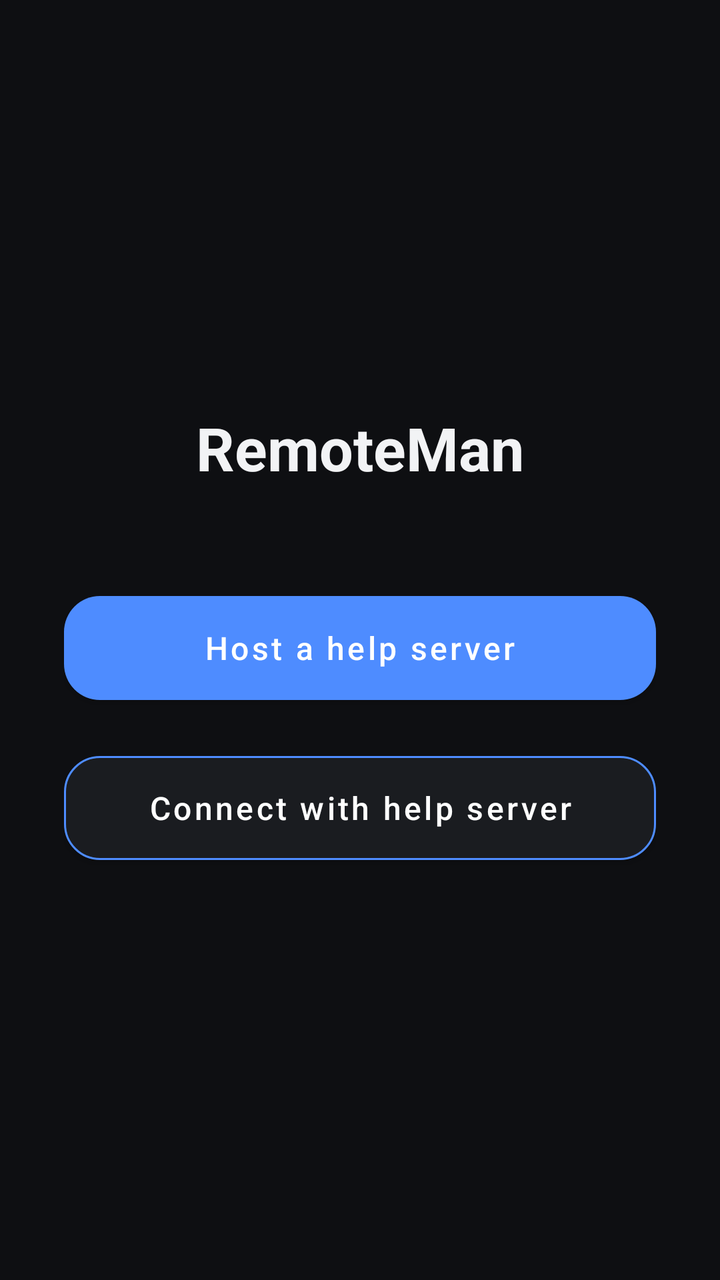
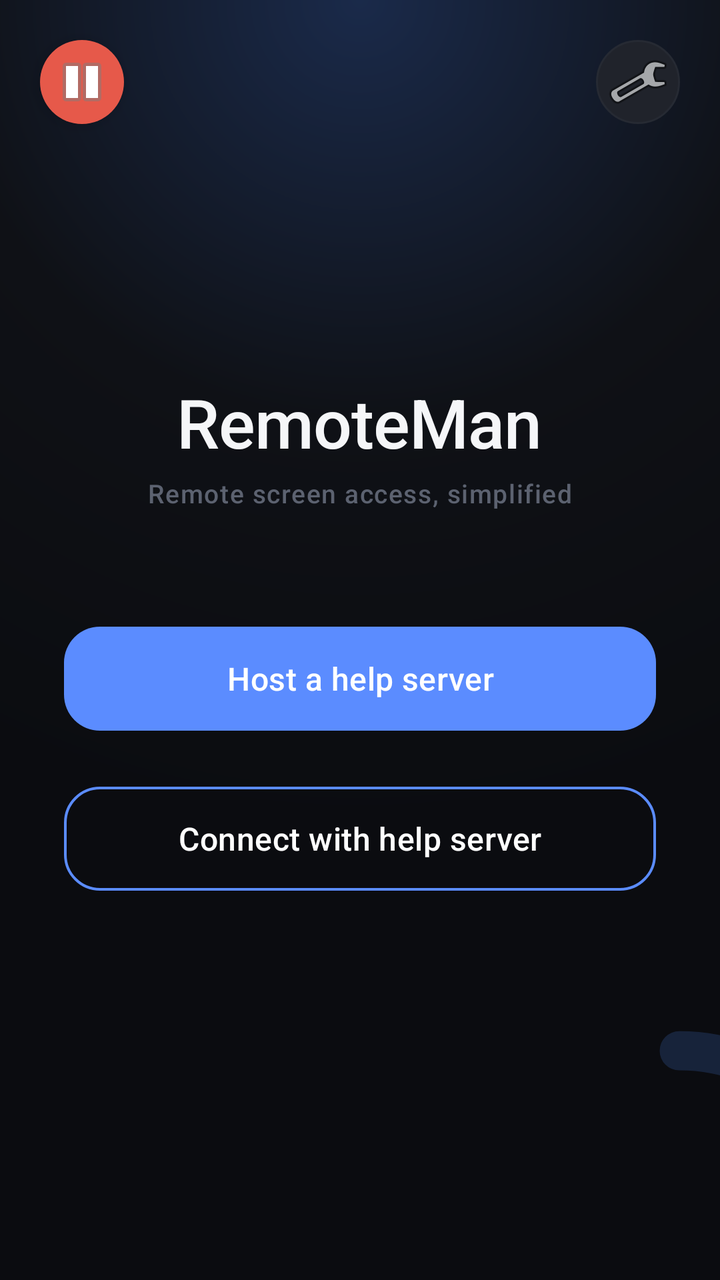

Compare the two renders of this Android layout. The source of the first and the diff that turns it into the second are given below.
<!-- AndroidManifest.xml: application theme Theme.RemoteMan -->
<!-- res/layout/activity_role_select.xml -->
<?xml version="1.0" encoding="utf-8"?>
<LinearLayout xmlns:android="http://schemas.android.com/apk/res/android"
    xmlns:app="http://schemas.android.com/apk/res-auto"
    android:layout_width="match_parent"
    android:layout_height="match_parent"
    android:orientation="vertical"
    android:gravity="center"
    android:background="@color/background"
    android:padding="32dp">

    <TextView
        android:layout_width="wrap_content"
        android:layout_height="wrap_content"
        android:text="RemoteMan"
        android:textColor="@color/text_primary"
        android:textSize="30sp"
        android:textStyle="bold"
        android:layout_marginBottom="48dp"/>

    <com.google.android.material.button.MaterialButton
        android:id="@+id/btnHost"
        android:layout_width="match_parent"
        android:layout_height="64dp"
        android:text="@string/btn_host"
        android:textAllCaps="false"
        android:textSize="16sp"
        app:cornerRadius="18dp"
        app:backgroundTint="@color/accent"
        android:layout_marginBottom="16dp"/>

    <com.google.android.material.button.MaterialButton
        android:id="@+id/btnConnect"
        android:layout_width="match_parent"
        android:layout_height="64dp"
        android:text="@string/btn_connect"
        android:textAllCaps="false"
        android:textSize="16sp"
        app:cornerRadius="18dp"
        app:backgroundTint="@color/surface"
        app:strokeColor="@color/accent"
        app:strokeWidth="1dp"/>

</LinearLayout>
<!-- resources referenced by this layout -->
<resources>
  <color name="accent">#4E8CFF</color>
  <color name="background">#0E0F12</color>
  <color name="surface">#1A1C20</color>
  <color name="text_primary">#F2F3F5</color>
  <string name="btn_connect">Connect with help server</string>
  <string name="btn_host">Host a help server</string>
  <style name="Theme.RemoteMan" parent="Theme.MaterialComponents.DayNight.NoActionBar">
          <item name="android:windowBackground">@color/background</item>
          <item name="colorPrimary">@color/accent</item>
          <item name="colorPrimaryDark">@color/accent_dark</item>
          <item name="colorAccent">@color/accent</item>
          <item name="android:textColorPrimary">@color/text_primary</item>
          <item name="android:windowAnimationStyle">@style/WindowAnimation</item>
      </style>
  <color name="accent_dark">#2E63CC</color>
  <style name="WindowAnimation">
          <item name="android:activityOpenEnterAnimation">@anim/slide_in_right</item>
          <item name="android:activityOpenExitAnimation">@anim/fade_out</item>
          <item name="android:activityCloseEnterAnimation">@anim/fade_in</item>
          <item name="android:activityCloseExitAnimation">@anim/slide_out_right</item>
      </style>
</resources>

<!-- the commit's change to res/layout/activity_role_select.xml (unified diff, before → after) -->
@@ -1,43 +1,97 @@
 <?xml version="1.0" encoding="utf-8"?>
-<LinearLayout xmlns:android="http://schemas.android.com/apk/res/android"
+<FrameLayout xmlns:android="http://schemas.android.com/apk/res/android"
     xmlns:app="http://schemas.android.com/apk/res-auto"
     android:layout_width="match_parent"
     android:layout_height="match_parent"
-    android:orientation="vertical"
-    android:gravity="center"
-    android:background="@color/background"
-    android:padding="32dp">
+    android:background="@drawable/bg_gradient_main">
 
-    <TextView
-        android:layout_width="wrap_content"
-        android:layout_height="wrap_content"
-        android:text="RemoteMan"
-        android:textColor="@color/text_primary"
-        android:textSize="30sp"
-        android:textStyle="bold"
-        android:layout_marginBottom="48dp"/>
+    
+    <ImageButton
+        android:id="@+id/btnCornerStop"
+        android:layout_width="42dp"
+        android:layout_height="42dp"
+        android:layout_gravity="top|start"
+        android:layout_margin="20dp"
+        android:background="@drawable/bg_pill_red"
+        android:src="@android:drawable/ic_media_pause"
+        android:contentDescription="Stop"
+        android:elevation="4dp"/>
 
-    <com.google.android.material.button.MaterialButton
-        android:id="@+id/btnHost"
+    
+    <ImageButton
+        android:id="@+id/btnSettings"
+        android:layout_width="42dp"
+        android:layout_height="42dp"
+        android:layout_gravity="top|end"
+        android:layout_margin="20dp"
+        android:background="@drawable/bg_icon_circle"
+        android:src="@android:drawable/ic_menu_manage"
+        android:contentDescription="Settings"/>
+
+    
+    <ImageView
+        android:id="@+id/ambientRing"
+        android:layout_width="220dp"
+        android:layout_height="220dp"
+        android:layout_gravity="bottom|end"
+        android:layout_marginEnd="-90dp"
+        android:layout_marginBottom="-90dp"
+        android:src="@drawable/ic_loader_ring"
+        android:alpha="0.18"
+        android:contentDescription="@null"/>
+
+    <LinearLayout
         android:layout_width="match_parent"
-        android:layout_height="64dp"
-        android:text="@string/btn_host"
-        android:textAllCaps="false"
-        android:textSize="16sp"
-        app:cornerRadius="18dp"
-        app:backgroundTint="@color/accent"
-        android:layout_marginBottom="16dp"/>
+        android:layout_height="match_parent"
+        android:orientation="vertical"
+        android:gravity="center"
+        android:padding="32dp">
 
-    <com.google.android.material.button.MaterialButton
-        android:id="@+id/btnConnect"
-        android:layout_width="match_parent"
-        android:layout_height="64dp"
-        android:text="@string/btn_connect"
-        android:textAllCaps="false"
-        android:textSize="16sp"
-        app:cornerRadius="18dp"
-        app:backgroundTint="@color/surface"
-        app:strokeColor="@color/accent"
-        app:strokeWidth="1dp"/>
+        <TextView
+            android:id="@+id/appTitle"
+            android:layout_width="wrap_content"
+            android:layout_height="wrap_content"
+            android:text="RemoteMan"
+            android:textColor="@color/text_primary"
+            android:fontFamily="sans-serif-black"
+            android:textSize="34sp"
+            android:letterSpacing="-0.01"
+            android:layout_marginBottom="4dp"/>
 
-</LinearLayout>
+        <TextView
+            android:layout_width="wrap_content"
+            android:layout_height="wrap_content"
+            android:text="Remote screen access, simplified"
+            android:textColor="@color/text_faint"
+            android:fontFamily="sans-serif-medium"
+            android:textSize="13sp"
+            android:letterSpacing="0.04"
+            android:layout_marginBottom="52dp"/>
+
+        <com.google.android.material.button.MaterialButton
+            android:id="@+id/btnHost"
+            android:layout_width="match_parent"
+            android:layout_height="64dp"
+            android:text="@string/btn_host"
+            android:textAllCaps="false"
+            android:textSize="16sp"
+            app:cornerRadius="18dp"
+            app:backgroundTint="@color/accent"
+            app:elevation="0dp"
+            android:layout_marginBottom="16dp"/>
+
+        <com.google.android.material.button.MaterialButton
+            android:id="@+id/btnConnect"
+            android:layout_width="match_parent"
+            android:layout_height="64dp"
+            android:text="@string/btn_connect"
+            android:textAllCaps="false"
+            android:textSize="16sp"
+            app:cornerRadius="18dp"
+            app:backgroundTint="@android:color/transparent"
+            app:strokeColor="@color/accent"
+            app:strokeWidth="1.4dp"
+            app:elevation="0dp"/>
+
+    </LinearLayout>
+</FrameLayout>
<!-- resource entries referenced after the edit -->
@@ -1,9 +1,47 @@
 <!-- resources referenced by this layout -->
 <resources>
-  <color name="accent">#4E8CFF</color>
-  <color name="background">#0E0F12</color>
-  <color name="surface">#1A1C20</color>
-  <color name="text_primary">#F2F3F5</color>
+  <color name="accent">#5B8CFF</color>
+  <color name="text_faint">#5C6270</color>
+  <color name="background">#0B0C10</color>
+  <color name="surface">#191B21</color>
+  <color name="text_secondary">#9BA1AE</color>
+  <color name="text_primary">#F5F6F8</color>
+  <!-- drawable bg_gradient_main (drawable) -->
+  <?xml version="1.0" encoding="utf-8"?>
+  <shape xmlns:android="http://schemas.android.com/apk/res/android">
+      <gradient
+          android:type="radial"
+          android:gradientRadius="420dp"
+          android:centerX="0.5"
+          android:centerY="0.0"
+          android:startColor="#1A2A4A"
+          android:centerColor="#0F1116"
+          android:endColor="#0B0C10"/>
+  </shape>
+  <!-- drawable bg_icon_circle (drawable) -->
+  <?xml version="1.0" encoding="utf-8"?>
+  <shape xmlns:android="http://schemas.android.com/apk/res/android" android:shape="oval">
+      <solid android:color="@color/surface_high"/>
+      <stroke android:width="1dp" android:color="@color/divider"/>
+  </shape>
+  <!-- drawable bg_pill_red (drawable) -->
+  <?xml version="1.0" encoding="utf-8"?>
+  <shape xmlns:android="http://schemas.android.com/apk/res/android">
+      <solid android:color="@color/status_red"/>
+      <corners android:radius="24dp"/>
+  </shape>
+  <!-- drawable ic_loader_ring (drawable) -->
+  <?xml version="1.0" encoding="utf-8"?>
+  <vector xmlns:android="http://schemas.android.com/apk/res/android"
+      android:width="56dp" android:height="56dp"
+      android:viewportWidth="56" android:viewportHeight="56">
+      <path
+          android:pathData="M28,4 A24,24 0 0 1 52,28"
+          android:strokeColor="#4E8CFF"
+          android:strokeWidth="5"
+          android:strokeLineCap="round"
+          android:fillColor="#00000000"/>
+  </vector>
   <string name="btn_connect">Connect with help server</string>
   <string name="btn_host">Host a help server</string>
   <style name="Theme.RemoteMan" parent="Theme.MaterialComponents.DayNight.NoActionBar">
@@ -11,15 +49,32 @@
           <item name="colorPrimary">@color/accent</item>
           <item name="colorPrimaryDark">@color/accent_dark</item>
           <item name="colorAccent">@color/accent</item>
+          <item name="colorSurface">@color/surface</item>
           <item name="android:textColorPrimary">@color/text_primary</item>
+          <item name="android:textColorSecondary">@color/text_secondary</item>
+          <item name="android:fontFamily">sans-serif-medium</item>
+          <item name="fontFamily">sans-serif-medium</item>
           <item name="android:windowAnimationStyle">@style/WindowAnimation</item>
+          <item name="android:statusBarColor">@color/background</item>
+          <item name="android:navigationBarColor">@color/background</item>
+          <item name="android:windowLightStatusBar">false</item>
+          <item name="materialButtonStyle">@style/Widget.RemoteMan.Button</item>
       </style>
-  <color name="accent_dark">#2E63CC</color>
+  <color name="surface_high">#20232B</color>
+  <color name="divider">#262A33</color>
+  <color name="status_red">#E6594A</color>
+  <color name="accent_dark">#3A5FD9</color>
   <style name="WindowAnimation">
           <item name="android:activityOpenEnterAnimation">@anim/slide_in_right</item>
-          <item name="android:activityOpenExitAnimation">@anim/fade_out</item>
-          <item name="android:activityCloseEnterAnimation">@anim/fade_in</item>
+          <item name="android:activityOpenExitAnimation">@anim/fade_out_scale</item>
+          <item name="android:activityCloseEnterAnimation">@anim/fade_in_scale</item>
           <item name="android:activityCloseExitAnimation">@anim/slide_out_right</item>
+      </style>
+  <style name="Widget.RemoteMan.Button" parent="Widget.MaterialComponents.Button">
+          <item name="android:fontFamily">sans-serif-medium</item>
+          <item name="android:letterSpacing">0.01</item>
+          <item name="android:stateListAnimator">@animator/button_press</item>
+          <item name="rippleColor">#33FFFFFF</item>
       </style>
 </resources>
 
